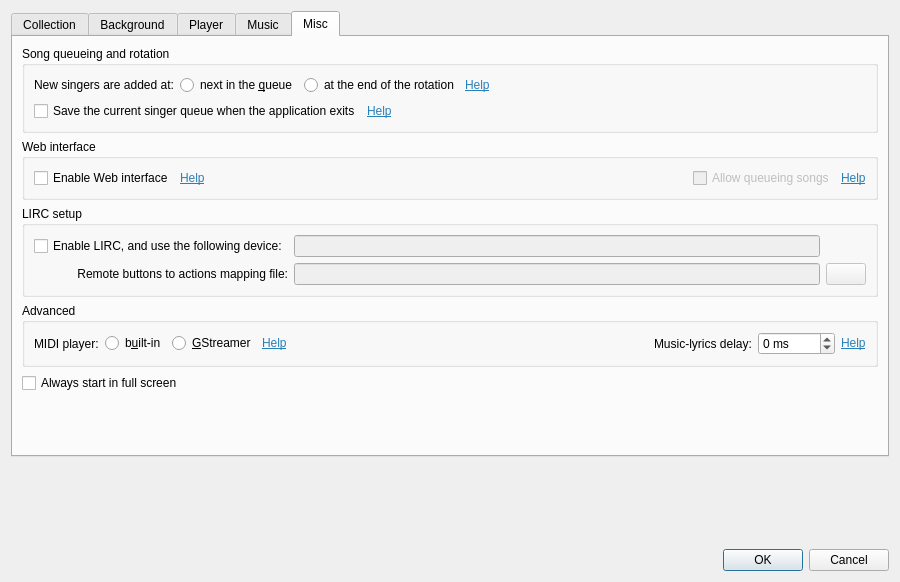
Before: the Qt Designer form src/settingsdialog.ui in gyunaev/spivak, drawn with Qt 5.
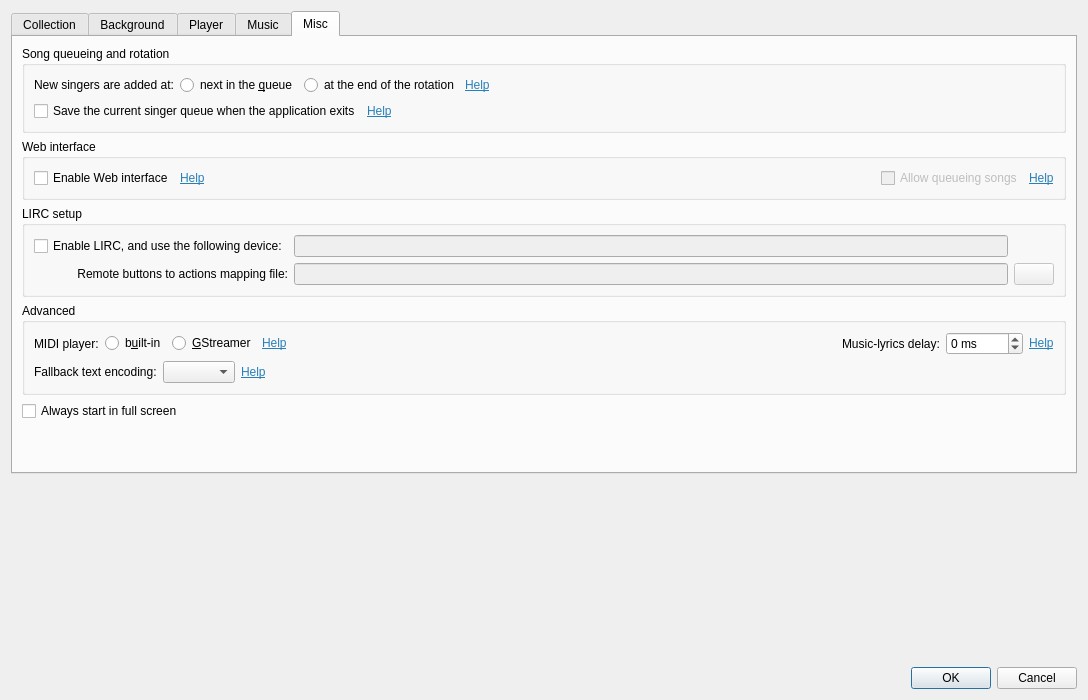
After: the same form once the commit is applied. The open tabs and pages were chosen to show the change. Icons and pictures are not drawn. Custom widgets are drawn as their Qt base class.

Commit message: Added the fallback character encoding setting.

Diff of the .ui file:
```diff
--- a/src/settingsdialog.ui
+++ b/src/settingsdialog.ui
@@ -9,8 +9,8 @@
    <rect>
     <x>0</x>
     <y>0</y>
-    <width>900</width>
-    <height>582</height>
+    <width>1088</width>
+    <height>700</height>
    </rect>
   </property>
   <property name="windowTitle">
@@ -1547,7 +1547,9 @@
          <property name="title">
           <string>Advanced</string>
          </property>
-         <layout class="QHBoxLayout" name="horizontalLayout_18">
+         <layout class="QVBoxLayout" name="verticalLayout_12">
+          <item>
+           <layout class="QHBoxLayout" name="horizontalLayout_2">
           <item>
            <widget class="QLabel" name="label_3">
             <property name="text">
@@ -1630,6 +1632,52 @@
              <cstring>spinLyricDelay</cstring>
             </property>
            </widget>
+            </item>
+           </layout>
+          </item>
+          <item>
+           <layout class="QHBoxLayout" name="horizontalLayout_18">
+            <item>
+             <widget class="QLabel" name="label_6">
+              <property name="text">
+               <string>Fallback text encoding:</string>
+              </property>
+             </widget>
+            </item>
+            <item>
+             <widget class="QComboBox" name="boxFallbackEncoding">
+              <property name="toolTip">
+               <string>&lt;html&gt;&lt;head/&gt;&lt;body&gt;&lt;p&gt;&lt;br/&gt;&lt;/p&gt;&lt;/body&gt;&lt;/html&gt;</string>
+              </property>
+              <property name="whatsThis">
+               <string>&lt;html&gt;&lt;head/&gt;&lt;body&gt;&lt;p&gt;For the text-based lyrics which are not using Unicode, and which do not specify the encoding, Spivak must guess the character encoding to properly show them. It uses a built-in encoding detection library. However this library sometime fails to detect the encoding, and in this case Spivak will use the &amp;quot;fallback&amp;quot; encoding specified in this setting. Default fallback is UTF-8.&lt;/p&gt;&lt;p&gt;Change this setting if your lyrics come up unreadable, and you see the message &amp;quot;Automatic encoding detection failed&amp;quot; in your logs.&lt;/p&gt;&lt;/body&gt;&lt;/html&gt;</string>
+              </property>
+             </widget>
+            </item>
+            <item>
+             <widget class="LabelShowHelp" name="label_51">
+              <property name="text">
+               <string>&lt;html&gt;&lt;head/&gt;&lt;body&gt;&lt;p&gt;&lt;a href=&quot;background&quot;&gt;&lt;span style=&quot; text-decoration: underline; color:#2980b9;&quot;&gt;Help&lt;/span&gt;&lt;/a&gt;&lt;/p&gt;&lt;/body&gt;&lt;/html&gt;</string>
+              </property>
+              <property name="buddy">
+               <cstring>boxFallbackEncoding</cstring>
+              </property>
+             </widget>
+            </item>
+            <item>
+             <spacer name="horizontalSpacer_13">
+              <property name="orientation">
+               <enum>Qt::Horizontal</enum>
+              </property>
+              <property name="sizeHint" stdset="0">
+               <size>
+                <width>40</width>
+                <height>20</height>
+               </size>
+              </property>
+             </spacer>
+            </item>
+           </layout>
           </item>
          </layout>
         </widget>
```
Left out of the diff: 4 changed lines with no effect on the pictures. Lines whose indentation alone changed are shown as unchanged. The commit also changes 4 other files.
